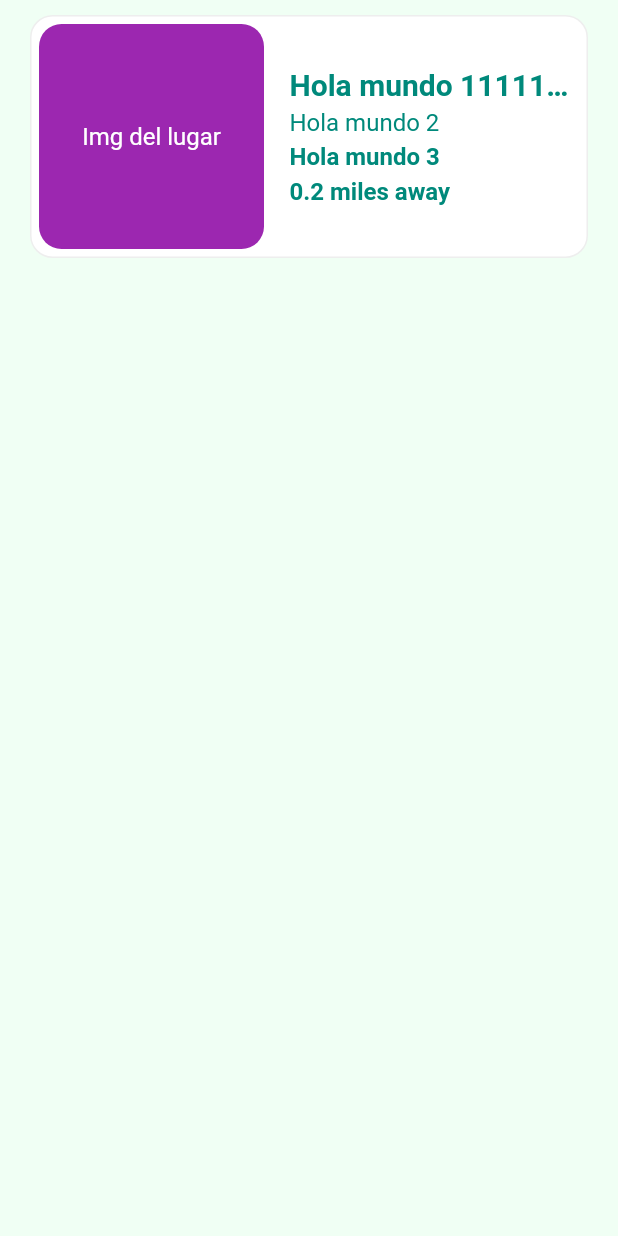
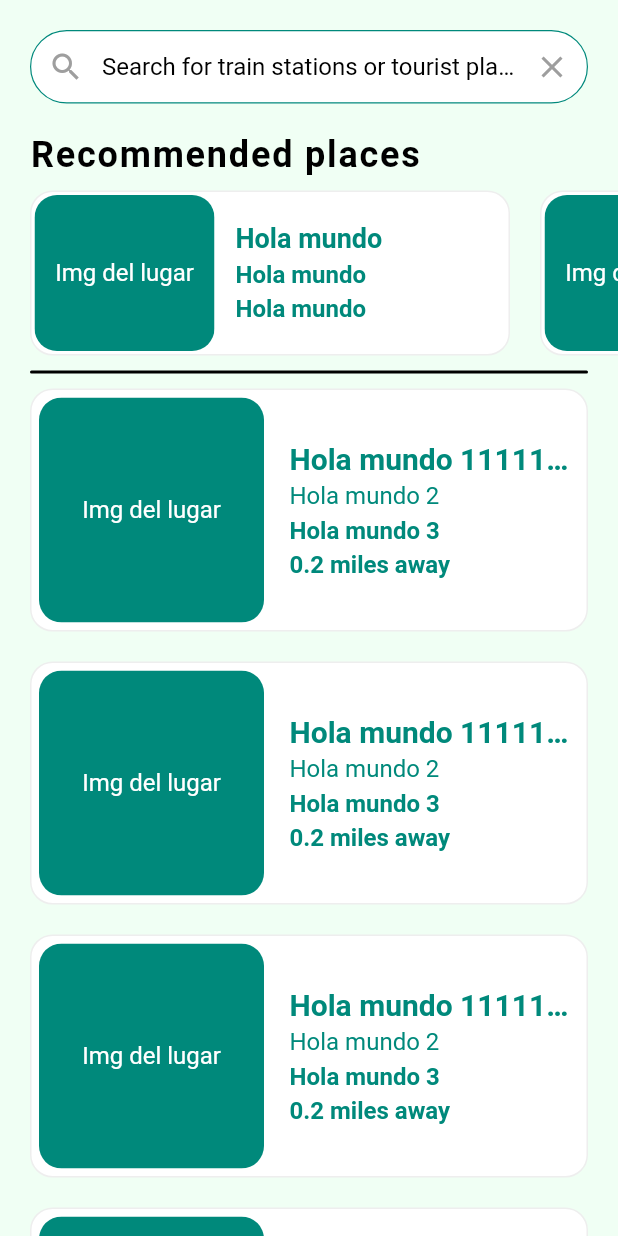
Before and after one commit to lireyes22/ekahanfirebase, a Flutter app: the HomeView widget shown alone on an empty page, opened directly, on a phone screen of 412 x 824 dp. Run offline on Flutter 3.47's test engine with Material 2 defaults, Android fonts, the phone set to English and light mode, and no system bars; our stand-ins replace cloud_firestore, curved_labeled_navigation_bar, firebase_core; accounts and stored records are empty.

```diff
--- a/lib/screens/home_screen.dart
+++ b/lib/screens/home_screen.dart
@@ -13,13 +13,13 @@ class HomeScreen extends StatefulWidget {
 
 class _HomeScreenState extends State<HomeScreen> {
   int currentPageIndex = 1;
-  bool first = true;
 
   @override
   Widget build(BuildContext context) {
     return Scaffold(
       backgroundColor: Theme.of(context).colorScheme.primaryContainer,
       bottomNavigationBar: CurvedNavigationBar(
+        index: 1,
         color: Colors.white, //Color de fondo de la barra
         buttonBackgroundColor: Theme.of(context)
             .colorScheme
@@ -49,16 +49,15 @@ class _HomeScreenState extends State<HomeScreen> {
         ],
         onTap: (index) {
           setState(() {
-            if (first) {
-              first = false;
-              currentPageIndex = 1;
-            } else {
-              currentPageIndex = index;
-            }
+            currentPageIndex = index;
           });
         },
       ),
       body: <Widget>[
+        Container(
+          alignment: Alignment.center,
+          child: const Text('Page settings'),
+        ),
         ListView(
           shrinkWrap: true,
           physics: const BouncingScrollPhysics(),
@@ -68,11 +67,7 @@ class _HomeScreenState extends State<HomeScreen> {
         ),
         Container(
           alignment: Alignment.center,
-          child: const Text('Page 2'),
-        ),
-        Container(
-          alignment: Alignment.center,
-          child: const Text('Page 3'),
+          child: const Text('Page Route'),
         ),
       ][currentPageIndex],
     );
--- a/lib/screens/views/home_view.dart
+++ b/lib/screens/views/home_view.dart
@@ -1,4 +1,9 @@
+import 'package:ekahanfirebase/screens/views/models/model_card_two.dart';
 import 'package:flutter/material.dart';
+
+import 'models/model_card.dart';
+import 'models/search_field.dart';
+import 'models/title_separator.dart';
 
 class HomeView extends StatefulWidget {
   const HomeView({super.key});
@@ -13,78 +18,48 @@ class _HomeViewState extends State<HomeView> {
     return Column(
       crossAxisAlignment: CrossAxisAlignment.stretch,
       children: <Widget>[
-        GestureDetector(
+        const SearchField(),
+        const TitleSeparator(title: 'Recommended places'),
+        SizedBox(
+          height: 130,
+          child: ListView(
+            physics: const BouncingScrollPhysics(),
+            padding: const EdgeInsets.only(left: 10.0),
+            scrollDirection: Axis.horizontal,
+            children: const <Widget>[
+              ModelCardRow(),
+              ModelCardRow(),
+              ModelCardRow(),
+              ModelCardRow(),
+              ModelCardRow(),
+              ModelCardRow(),
+              ModelCardRow(),
+              ModelCardRow(),
+              ModelCardRow(),
+            ],
+          ),
+        ),
+        Padding(
+          padding: const EdgeInsets.symmetric(horizontal: 12),
           child: Container(
-            margin: const EdgeInsets.symmetric(
-              horizontal: 20.0,
-              vertical: 10.0,
+            height: 2, // Grosor de la línea
+            decoration: BoxDecoration(
+              color:
+                  Theme.of(context).colorScheme.tertiary, // Color de la línea
+              borderRadius: BorderRadius.circular(
+                  50), // Radio de borde para hacerlo redondeado
             ),
-            decoration: BoxDecoration(
-              color: Colors.white,
-              borderRadius: BorderRadius.circular(15.0),
-              border: Border.all(width: 1.0, color: Colors.grey[200]!),
-            ),
-            child: Row(
-              children: <Widget>[
-                Padding(
-                  padding: const EdgeInsets.all(5.0),
-                  child: ClipRRect(
-                    borderRadius: BorderRadius.circular(15.0),
-                    child: Container(
-                      alignment: Alignment.center,
-                      constraints: const BoxConstraints(
-                        maxWidth: 150,
-                        maxHeight: 150,
-                      ),
-                      color: Colors.purple,
-                      child: const Text('Img del lugar',
-                          style: TextStyle(color: Colors.white)),
-                    ),
-                  ),
-                ),
-                Expanded(
-                  child: Container(
-                    margin: const EdgeInsets.all(12.0),
-                    child: const Column(
-                      crossAxisAlignment: CrossAxisAlignment.start,
-                      mainAxisAlignment: MainAxisAlignment.center,
-                      children: <Widget>[
-                        Text(
-                          "Hola mundo 1111111111",
-                          overflow: TextOverflow.ellipsis,
-                          style: TextStyle(
-                            fontSize: 20.0,
-                            fontWeight: FontWeight.bold,
-                          ),
-                        ),
-                        SizedBox(height: 4.0),
-                        Text("Hola mundo 2"),
-                        SizedBox(height: 4.0),
-                        Text(
-                          "Hola mundo 3",
-                          overflow: TextOverflow.ellipsis,
-                          style: TextStyle(
-                            fontSize: 16.0,
-                            fontWeight: FontWeight.w600,
-                          ),
-                        ),
-                        SizedBox(height: 4.0),
-                        Text(
-                          '0.2 miles away',
-                          overflow: TextOverflow.ellipsis,
-                          style: TextStyle(
-                            fontSize: 16.0,
-                            fontWeight: FontWeight.w600,
-                          ),
-                        ),
-                      ],
-                    ),
-                  ),
-                )
-              ],
-            ),
+            margin: const EdgeInsets.symmetric(horizontal: 8),
           ),
-        )
+        ),
+        const ModelCard(),
+        const ModelCard(),
+        const ModelCard(),
+        const ModelCard(),
+        const ModelCard(),
+        const ModelCard(),
+        const ModelCard(),
+        const ModelCard(),
       ],
     );
   }
--- /dev/null
+++ b/lib/screens/views/models/model_card.dart
@@ -0,0 +1,85 @@
+import 'package:flutter/material.dart';
+
+class ModelCard extends StatefulWidget {
+  const ModelCard({super.key});
+
+  @override
+  State<ModelCard> createState() => _ModelCardState();
+}
+
+class _ModelCardState extends State<ModelCard> {
+  @override
+  Widget build(BuildContext context) {
+    return GestureDetector(
+        child: Container(
+      margin: const EdgeInsets.symmetric(
+        horizontal: 20.0,
+        vertical: 10.0,
+      ),
+      decoration: BoxDecoration(
+        color: Colors.white,
+        borderRadius: BorderRadius.circular(15.0),
+        border: Border.all(width: 1.0, color: Colors.grey[200]!),
+      ),
+      child: Row(
+        children: <Widget>[
+          Padding(
+            padding: const EdgeInsets.all(5.0),
+            child: ClipRRect(
+              borderRadius: BorderRadius.circular(15.0),
+              child: Container(
+                alignment: Alignment.center,
+                constraints: const BoxConstraints(
+                  maxWidth: 150,
+                  maxHeight: 150,
+                ),
+                color: Theme.of(context).colorScheme.primary,
+                child: const Text('Img del lugar',
+                    style: TextStyle(color: Colors.white)),
+              ),
+            ),
+          ),
+          Expanded(
+            child: Container(
+              margin: const EdgeInsets.all(12.0),
+              child: const Column(
+                crossAxisAlignment: CrossAxisAlignment.start,
+                mainAxisAlignment: MainAxisAlignment.center,
+                children: <Widget>[
+                  Text(
+                    "Hola mundo 1111111111",
+                    overflow: TextOverflow.ellipsis,
+                    style: TextStyle(
+                      fontSize: 20.0,
+                      fontWeight: FontWeight.bold,
+                    ),
+                  ),
+                  SizedBox(height: 4.0),
+                  Text("Hola mundo 2"),
+                  SizedBox(height: 4.0),
+                  Text(
+                    "Hola mundo 3",
+                    overflow: TextOverflow.ellipsis,
+                    style: TextStyle(
+                      fontSize: 16.0,
+                      fontWeight: FontWeight.w600,
+                    ),
+                  ),
+                  SizedBox(height: 4.0),
+                  Text(
+                    '0.2 miles away',
+                    overflow: TextOverflow.ellipsis,
+                    style: TextStyle(
+                      fontSize: 16.0,
+                      fontWeight: FontWeight.w600,
+                    ),
+                  ),
+                ],
+              ),
+            ),
+          )
+        ],
+      ),
+    ));
+  }
+}
--- /dev/null
+++ b/lib/screens/views/models/model_card_two.dart
@@ -0,0 +1,85 @@
+import 'package:flutter/material.dart';
+
+class ModelCardRow extends StatefulWidget {
+  const ModelCardRow({super.key});
+
+  @override
+  State<ModelCardRow> createState() => _ModelCardRowState();
+}
+
+class _ModelCardRowState extends State<ModelCardRow> {
+  @override
+  Widget build(BuildContext context) {
+    return GestureDetector(
+      child: Container(
+        margin: const EdgeInsets.all(10.0),
+        width: 320.0,
+        decoration: BoxDecoration(
+          color: Colors.white,
+          borderRadius: BorderRadius.circular(15.0),
+          border: Border.all(
+            width: 1.0,
+            color: Colors.grey[200]!,
+          ),
+        ),
+        child: Row(
+          children: <Widget>[
+            Padding(
+              padding: const EdgeInsets.all(2.0),
+              child: ClipRRect(
+                borderRadius: BorderRadius.circular(15.0),
+                child: Container(
+                  alignment: Alignment.center,
+                  constraints: const BoxConstraints(
+                    maxWidth: 120,
+                    maxHeight: 110,
+                  ),
+                  color: Theme.of(context).colorScheme.primary,
+                  child: const Text('Img del lugar',
+                      style: TextStyle(color: Colors.white)),
+                ),
+              ),
+            ),
+            const Expanded(
+              child: Padding(
+                padding: EdgeInsets.all(12.0),
+                child: Column(
+                  crossAxisAlignment: CrossAxisAlignment.start,
+                  mainAxisAlignment: MainAxisAlignment.center,
+                  children: <Widget>[
+                    Text(
+                      "Hola mundo",
+                      overflow: TextOverflow.ellipsis,
+                      style: TextStyle(
+                        fontSize: 18.0,
+                        fontWeight: FontWeight.bold,
+                      ),
+                    ),
+                    SizedBox(height: 4.0),
+                    Text(
+                      "Hola mundo",
+                      overflow: TextOverflow.ellipsis,
+                      style: TextStyle(
+                        fontSize: 16.0,
+                        fontWeight: FontWeight.w600,
+                      ),
+                    ),
+                    SizedBox(height: 4.0),
+                    Text(
+                      "Hola mundo",
+                      overflow: TextOverflow.ellipsis,
+                      style: TextStyle(
+                        fontSize: 16.0,
+                        fontWeight: FontWeight.w600,
+                      ),
+                    ),
+                  ],
+                ),
+              ),
+            ),
+          ],
+        ),
+      ),
+    );
+  }
+}
--- /dev/null
+++ b/lib/screens/views/models/search_field.dart
@@ -0,0 +1,45 @@
+import 'package:flutter/material.dart';
+
+class SearchField extends StatefulWidget {
+  const SearchField({super.key});
+
+  @override
+  State<SearchField> createState() => _SearchFieldState();
+}
+
+class _SearchFieldState extends State<SearchField> {
+  final TextEditingController _textController = TextEditingController();
+  @override
+  Widget build(BuildContext context) {
+    return Padding(
+      padding: const EdgeInsets.all(20.0),
+      child: TextField(
+        controller: _textController,
+        decoration: InputDecoration(
+          contentPadding: const EdgeInsets.symmetric(vertical: 15.0),
+          fillColor: Colors.white,
+          filled: true,
+          border: OutlineInputBorder(
+            borderRadius: BorderRadius.circular(30.0),
+            borderSide: const BorderSide(width: 0.8),
+          ),
+          enabledBorder: OutlineInputBorder(
+            borderRadius: BorderRadius.circular(30.0),
+            borderSide: BorderSide(
+              width: 0.8,
+              color: Theme.of(context).primaryColor,
+            ),
+          ),
+          prefixIcon: const Icon(Icons.search, color: Colors.grey),
+          suffixIcon: IconButton(
+            onPressed: () {
+              _textController.clear();
+            },
+            icon: const Icon(Icons.clear, color: Colors.grey),
+          ),
+          hintText: 'Search for train stations or tourist places',
+        ),
+      ),
+    );
+  }
+}
--- /dev/null
+++ b/lib/screens/views/models/title_separator.dart
@@ -0,0 +1,24 @@
+import 'package:flutter/material.dart';
+
+class TitleSeparator extends StatelessWidget {
+  final String title;
+
+  const TitleSeparator({super.key, this.title = "example"});
+
+  @override
+  Widget build(BuildContext context) {
+    return Padding(
+      padding: const EdgeInsets.symmetric(horizontal: 20.0),
+      child: Text(
+        title,
+        textAlign: TextAlign.left,
+        style: TextStyle(
+          color: Theme.of(context).colorScheme.tertiary,
+          fontSize: 24.0,
+          fontWeight: FontWeight.w600,
+          letterSpacing: 1.2,
+        ),
+      ),
+    );
+  }
+}
```
